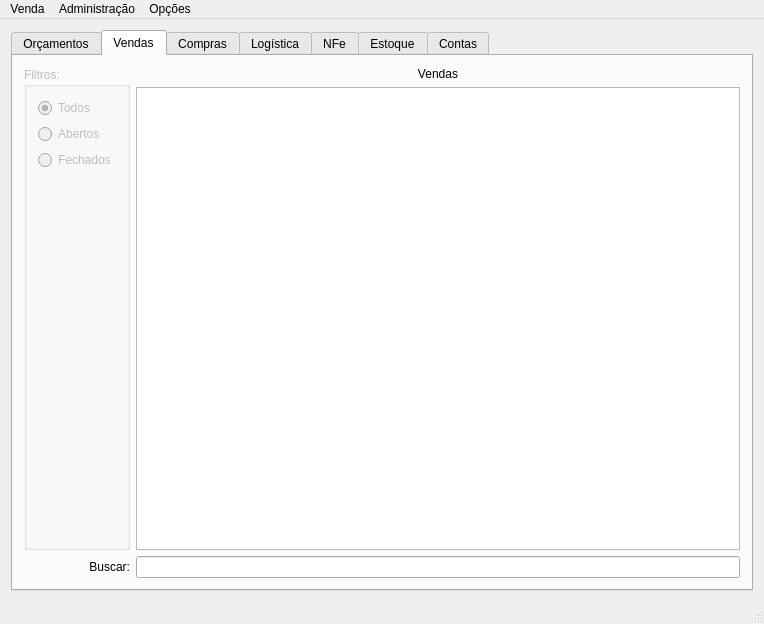
Qt form ui/mainwindow.ui (lellisls/ERP-STACCATO) before a commit.
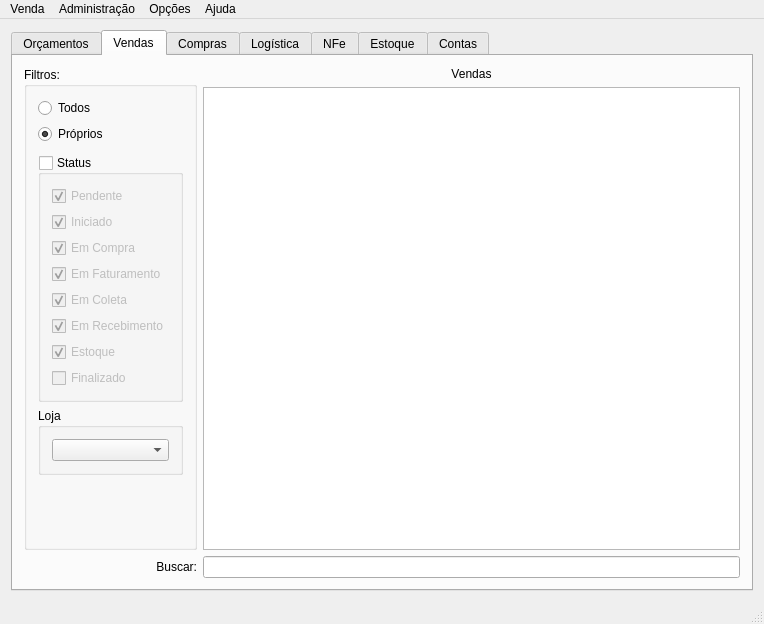
The same form after that commit. The open tabs and pages were chosen to show the change. Icons and pictures are not drawn. Custom widgets are drawn as their Qt base class.

Commit message:
Diversas alterações na MainWindow
Adicionado atualizador, tema claro/escuro, seletor de loja, corrigido
filtros e adicionado novos, removido unit tests, trocado qDebug por
QMessageBox, refatorado

Diff of the .ui file:
```diff
--- a/ui/mainwindow.ui
+++ b/ui/mainwindow.ui
@@ -225,7 +225,7 @@
           <item row="0" column="0" rowspan="2">
            <widget class="QGroupBox" name="groupBox">
             <property name="enabled">
-             <bool>false</bool>
+             <bool>true</bool>
             </property>
             <property name="title">
              <string>Filtros:</string>
@@ -234,14 +234,135 @@
              <bool>false</bool>
             </property>
             <layout class="QGridLayout" name="gridLayout_8">
-             <item row="2" column="0">
-              <widget class="QRadioButton" name="radioButtonVendFechado">
-               <property name="text">
-                <string>Fechados</string>
-               </property>
-              </widget>
-             </item>
              <item row="3" column="0">
+              <widget class="QGroupBox" name="groupBoxStatusVenda">
+               <property name="title">
+                <string>Status</string>
+               </property>
+               <property name="checkable">
+                <bool>true</bool>
+               </property>
+               <property name="checked">
+                <bool>false</bool>
+               </property>
+               <layout class="QGridLayout" name="gridLayout_40">
+                <item row="1" column="0">
+                 <widget class="QCheckBox" name="checkBoxVendaIniciado">
+                  <property name="enabled">
+                   <bool>true</bool>
+                  </property>
+                  <property name="text">
+                   <string>Iniciado</string>
+                  </property>
+                  <property name="checked">
+                   <bool>true</bool>
+                  </property>
+                 </widget>
+                </item>
+                <item row="2" column="0">
+                 <widget class="QCheckBox" name="checkBoxVendaEmCompra">
+                  <property name="enabled">
+                   <bool>true</bool>
+                  </property>
+                  <property name="text">
+                   <string>Em Compra</string>
+                  </property>
+                  <property name="checked">
+                   <bool>true</bool>
+                  </property>
+                 </widget>
+                </item>
+                <item row="3" column="0">
+                 <widget class="QCheckBox" name="checkBoxVendaEmFaturamento">
+                  <property name="enabled">
+                   <bool>true</bool>
+                  </property>
+                  <property name="text">
+                   <string>Em Faturamento</string>
+                  </property>
+                  <property name="checked">
+                   <bool>true</bool>
+                  </property>
+                 </widget>
+                </item>
+                <item row="4" column="0">
+                 <widget class="QCheckBox" name="checkBoxVendaEmColeta">
+                  <property name="enabled">
+                   <bool>true</bool>
+                  </property>
+                  <property name="text">
+                   <string>Em Coleta</string>
+                  </property>
+                  <property name="checked">
+                   <bool>true</bool>
+                  </property>
+                 </widget>
+                </item>
+                <item row="5" column="0">
+                 <widget class="QCheckBox" name="checkBoxVendaEmRecebimento">
+                  <property name="enabled">
+                   <bool>true</bool>
+                  </property>
+                  <property name="text">
+                   <string>Em Recebimento</string>
+                  </property>
+                  <property name="checked">
+                   <bool>true</bool>
+                  </property>
+                 </widget>
+                </item>
+                <item row="0" column="0">
+                 <widget class="QCheckBox" name="checkBoxVendaPendente">
+                  <property name="enabled">
+                   <bool>true</bool>
+                  </property>
+                  <property name="text">
+                   <string>Pendente</string>
+                  </property>
+                  <property name="checked">
+                   <bool>true</bool>
+                  </property>
+                 </widget>
+                </item>
+                <item row="6" column="0">
+                 <widget class="QCheckBox" name="checkBoxVendaEstoque">
+                  <property name="enabled">
+                   <bool>true</bool>
+                  </property>
+                  <property name="text">
+                   <string>Estoque</string>
+                  </property>
+                  <property name="checked">
+                   <bool>true</bool>
+                  </property>
+                 </widget>
+                </item>
+                <item row="7" column="0">
+                 <widget class="QCheckBox" name="checkBoxVendaFinalizado">
+                  <property name="enabled">
+                   <bool>true</bool>
+                  </property>
+                  <property name="text">
+                   <string>Finalizado</string>
+                  </property>
+                 </widget>
+                </item>
+               </layout>
+              </widget>
+             </item>
+             <item row="4" column="0">
+              <widget class="QGroupBox" name="groupBoxLojas">
+               <property name="title">
+                <string>Loja</string>
+               </property>
+               <layout class="QGridLayout" name="gridLayout_46">
+                <item row="2" column="0">
+                 <widget class="ComboBox" name="comboBoxLojas"/>
+                </item>
+               </layout>
+              </widget>
+             </item>
+             <item row="5" column="0">
               <spacer name="verticalSpacer">
                <property name="orientation">
                 <enum>Qt::Vertical</enum>
@@ -254,23 +375,42 @@
                </property>
               </spacer>
              </item>
-             <item row="1" column="0">
-              <widget class="QRadioButton" name="radioButtonVendAberto">
-               <property name="text">
-                <string>Abertos</string>
-               </property>
-              </widget>
-             </item>
              <item row="0" column="0">
               <widget class="QRadioButton" name="radioButtonVendLimpar">
                <property name="text">
                 <string>Todos</string>
                </property>
                <property name="checked">
+                <bool>false</bool>
+               </property>
+              </widget>
+             </item>
+             <item row="1" column="0">
+              <widget class="QRadioButton" name="radioButtonVendProprios">
+               <property name="text">
+                <string>Próprios</string>
+               </property>
+               <property name="checked">
                 <bool>true</bool>
                </property>
               </widget>
              </item>
+             <item row="2" column="0">
+              <spacer name="verticalSpacer_7">
+               <property name="orientation">
+                <enum>Qt::Vertical</enum>
+               </property>
+               <property name="sizeType">
+                <enum>QSizePolicy::Fixed</enum>
+               </property>
+               <property name="sizeHint" stdset="0">
+                <size>
+                 <width>20</width>
+                 <height>5</height>
+                </size>
+               </property>
+              </spacer>
+             </item>
             </layout>
            </widget>
           </item>
@@ -1957,7 +2097,7 @@
      <x>0</x>
      <y>0</y>
      <width>764</width>
-     <height>21</height>
+     <height>20</height>
     </rect>
    </property>
    <widget class="QMenu" name="menuOp_es">
@@ -1984,9 +2124,16 @@
     <addaction name="actionCriarOrcamento"/>
     <addaction name="actionCadastrarCliente"/>
    </widget>
+   <widget class="QMenu" name="menuAjuda">
+    <property name="title">
+     <string>Ajuda</string>
+    </property>
+    <addaction name="actionSobre"/>
+   </widget>
    <addaction name="menuVenda"/>
    <addaction name="menuAdministra_o"/>
    <addaction name="menuOp_es"/>
+   <addaction name="menuAjuda"/>
   </widget>
   <action name="actionCriarOrcamento">
    <property name="text">
@@ -2050,6 +2197,13 @@
   </action>
  </widget>
  <layoutdefault spacing="6" margin="11"/>
+ <customwidgets>
+  <customwidget>
+   <class>ComboBox</class>
+   <extends>QComboBox</extends>
+   <header>src/combobox.h</header>
+  </customwidget>
+ </customwidgets>
  <tabstops>
   <tabstop>radioButtonOrcLimpar</tabstop>
   <tabstop>radioButtonOrcValido</tabstop>
```
Left out of the diff: 35 changed lines with no effect on the pictures. The commit also changes 2 other files.
